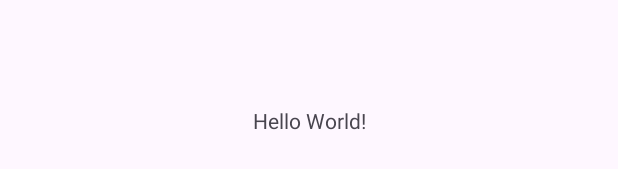
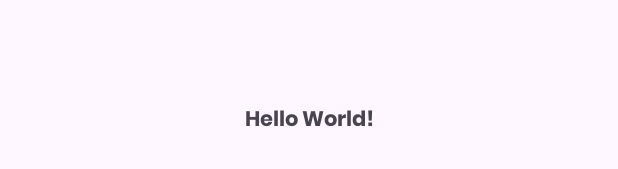
Before and after one commit to Genesisgn10/Pokedex, an Android app: the layout activity_main.xml on its own in the app's theme, with its tools: preview values and no code run, on a phone screen of 412 x 824 dp. Shown: the part 498-667 px from the top of the screen. Run offline under Robolectric (Android 15) with nearby library versions, the phone set to English and light mode, and no system bars.

Commit message:
Add colors.xml and font

```diff
--- a/app/src/main/res/layout/activity_main.xml
+++ b/app/src/main/res/layout/activity_main.xml
@@ -9,6 +9,7 @@
     <TextView
         android:layout_width="wrap_content"
         android:layout_height="wrap_content"
+        android:fontFamily="@font/poppins_bold"
         android:text="Hello World!"
         app:layout_constraintBottom_toBottomOf="parent"
         app:layout_constraintEnd_toEndOf="parent"
```
Also changed, not shown: app/src/main/res/font/poppins.ttf (added), app/src/main/res/font/poppins_bold.ttf (added).
